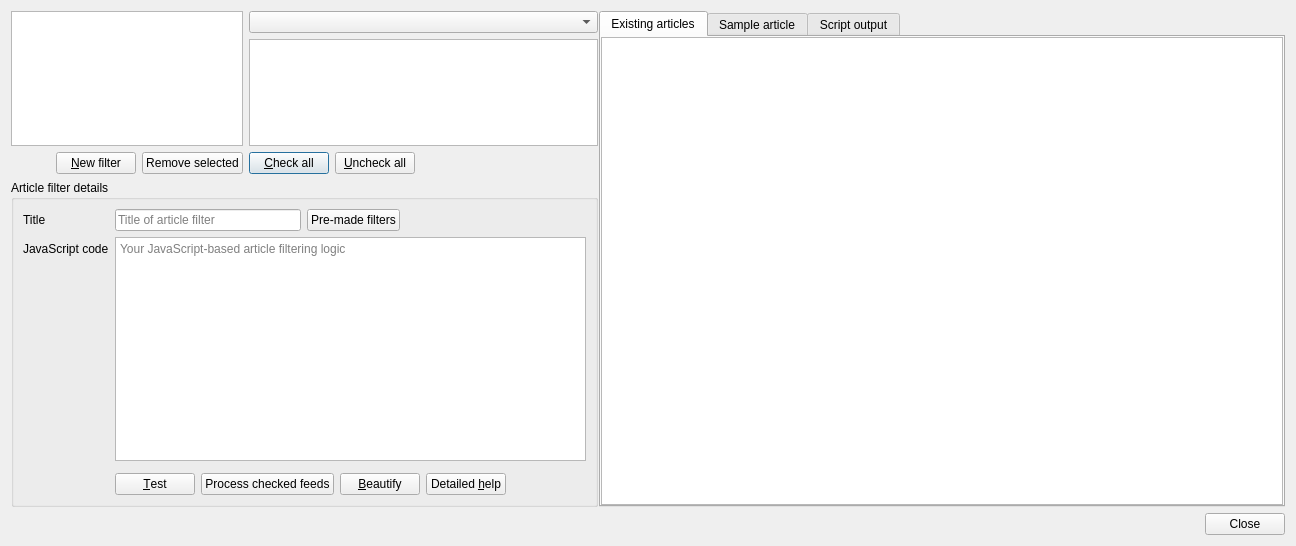
martinrotter/rssguard, file src/librssguard/gui/dialogs/formmessagefiltersmanager.ui: the form before one commit.
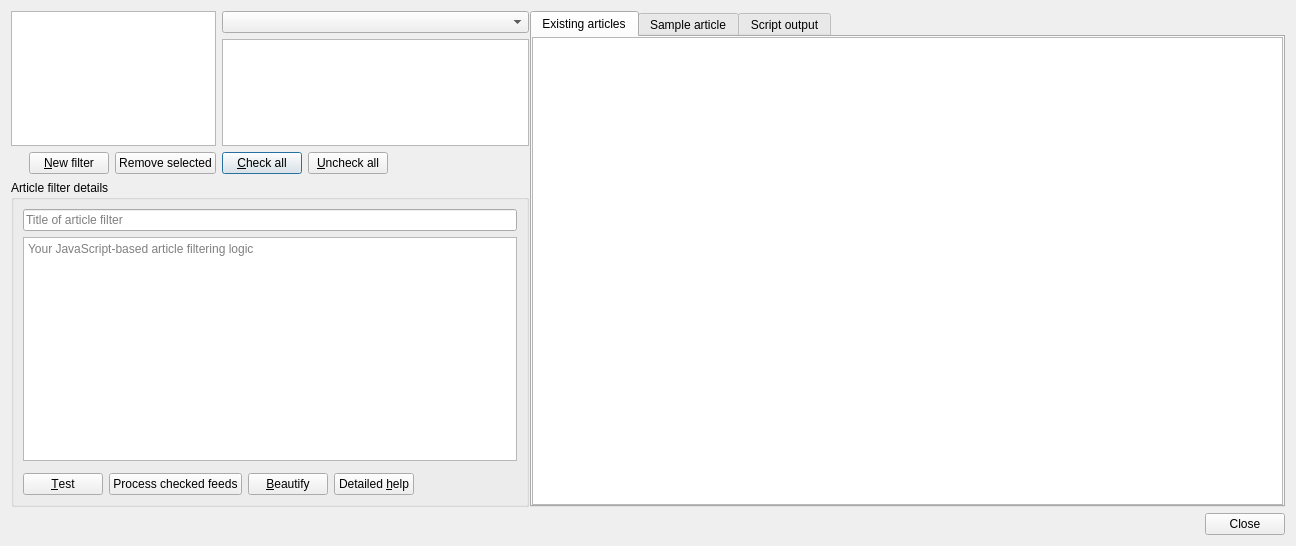
The form after the commit. Custom widgets are drawn as their Qt base class.

What changed in the file:
```diff
--- a/src/librssguard/gui/dialogs/formmessagefiltersmanager.ui
+++ b/src/librssguard/gui/dialogs/formmessagefiltersmanager.ui
@@ -114,18 +114,8 @@
          <property name="title">
           <string>Article filter details</string>
          </property>
-         <layout class="QFormLayout" name="formLayout">
-          <item row="0" column="0">
-           <widget class="QLabel" name="label">
-            <property name="text">
-             <string>Title</string>
-            </property>
-            <property name="buddy">
-             <cstring>m_txtTitle</cstring>
-            </property>
-           </widget>
-          </item>
-          <item row="0" column="1">
+         <layout class="QVBoxLayout" name="verticalLayout_3">
+          <item>
            <layout class="QHBoxLayout" name="horizontalLayout_3">
             <item>
              <widget class="QLineEdit" name="m_txtTitle">
@@ -135,50 +125,14 @@
                 <verstretch>0</verstretch>
                </sizepolicy>
               </property>
-              <property name="maximumSize">
-               <size>
-                <width>300</width>
-                <height>16777215</height>
-               </size>
-              </property>
               <property name="placeholderText">
                <string>Title of article filter</string>
               </property>
              </widget>
             </item>
-            <item>
-             <widget class="QPushButton" name="m_btnPremadeFilters">
-              <property name="text">
-               <string>Pre-made filters</string>
-              </property>
-             </widget>
-            </item>
-            <item>
-             <spacer name="horizontalSpacer_2">
-              <property name="orientation">
-               <enum>Qt::Horizontal</enum>
-              </property>
-              <property name="sizeHint" stdset="0">
-               <size>
-                <width>40</width>
-                <height>20</height>
-               </size>
-              </property>
-             </spacer>
-            </item>
            </layout>
           </item>
-          <item row="1" column="0">
-           <widget class="QLabel" name="label_2">
-            <property name="text">
-             <string>JavaScript code</string>
-            </property>
-            <property name="buddy">
-             <cstring>m_txtScript</cstring>
-            </property>
-           </widget>
-          </item>
-          <item row="1" column="1">
+          <item>
            <layout class="QVBoxLayout" name="verticalLayout_2">
             <item>
              <widget class="QPlainTextEdit" name="m_txtScript">
@@ -198,7 +152,7 @@
             </item>
            </layout>
           </item>
-          <item row="2" column="1">
+          <item>
            <layout class="QHBoxLayout" name="horizontalLayout_2">
             <item>
              <widget class="QPushButton" name="m_btnTest">
```
Left out of the diff: 15 changed lines with no effect on the pictures.
